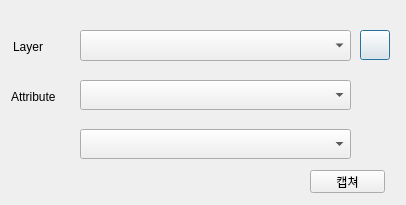
Above: ui/screenshot_dialog_base.ui from MHJO/buffer_batch before the change. Below: the same form after it.
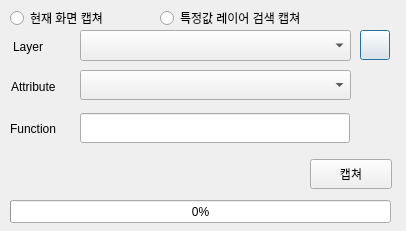
That is the form after the change.

The edit to the form file:
```diff
--- a/ui/screenshot_dialog_base.ui
+++ b/ui/screenshot_dialog_base.ui
@@ -7,27 +7,17 @@
     <x>0</x>
     <y>0</y>
     <width>406</width>
-    <height>205</height>
+    <height>231</height>
    </rect>
   </property>
   <property name="windowTitle">
    <string>Dialog</string>
   </property>
-  <widget class="QComboBox" name="cbx_attrsV">
-   <property name="geometry">
-    <rect>
-     <x>80</x>
-     <y>129</y>
-     <width>271</width>
-     <height>30</height>
-    </rect>
-   </property>
-  </widget>
   <widget class="QComboBox" name="cbx_attrs">
    <property name="geometry">
     <rect>
      <x>80</x>
-     <y>80</y>
+     <y>70</y>
      <width>271</width>
      <height>30</height>
     </rect>
@@ -60,9 +50,9 @@
    <property name="geometry">
     <rect>
      <x>310</x>
-     <y>170</y>
-     <width>75</width>
-     <height>23</height>
+     <y>159</y>
+     <width>82</width>
+     <height>30</height>
     </rect>
    </property>
    <property name="text">
@@ -86,7 +76,7 @@
    <property name="geometry">
     <rect>
      <x>11</x>
-     <y>86</y>
+     <y>76</y>
      <width>56</width>
      <height>21</height>
     </rect>
@@ -95,6 +85,68 @@
     <string>Attribute</string>
    </property>
   </widget>
+  <widget class="QRadioButton" name="rdo_allCap">
+   <property name="geometry">
+    <rect>
+     <x>10</x>
+     <y>10</y>
+     <width>110</width>
+     <height>16</height>
+    </rect>
+   </property>
+   <property name="text">
+    <string>현재 화면 캡쳐</string>
+   </property>
+  </widget>
+  <widget class="QRadioButton" name="rdo_attrCap">
+   <property name="geometry">
+    <rect>
+     <x>160</x>
+     <y>10</y>
+     <width>160</width>
+     <height>16</height>
+    </rect>
+   </property>
+   <property name="text">
+    <string>특정값 레이어 검색 캡쳐</string>
+   </property>
+  </widget>
+  <widget class="QLabel" name="lb_func">
+   <property name="geometry">
+    <rect>
+     <x>10</x>
+     <y>118</y>
+     <width>56</width>
+     <height>21</height>
+    </rect>
+   </property>
+   <property name="text">
+    <string>Function</string>
+   </property>
+  </widget>
+  <widget class="QLineEdit" name="txt_func">
+   <property name="geometry">
+    <rect>
+     <x>80</x>
+     <y>113</y>
+     <width>270</width>
+     <height>30</height>
+    </rect>
+   </property>
+  </widget>
+  <widget class="QProgressBar" name="progressBar">
+   <property name="geometry">
+    <rect>
+     <x>10</x>
+     <y>200</y>
+     <width>381</width>
+     <height>23</height>
+    </rect>
+   </property>
+   <property name="value">
+    <number>0</number>
+   </property>
+  </widget>
  </widget>
  <resources/>
  <connections/>
```
